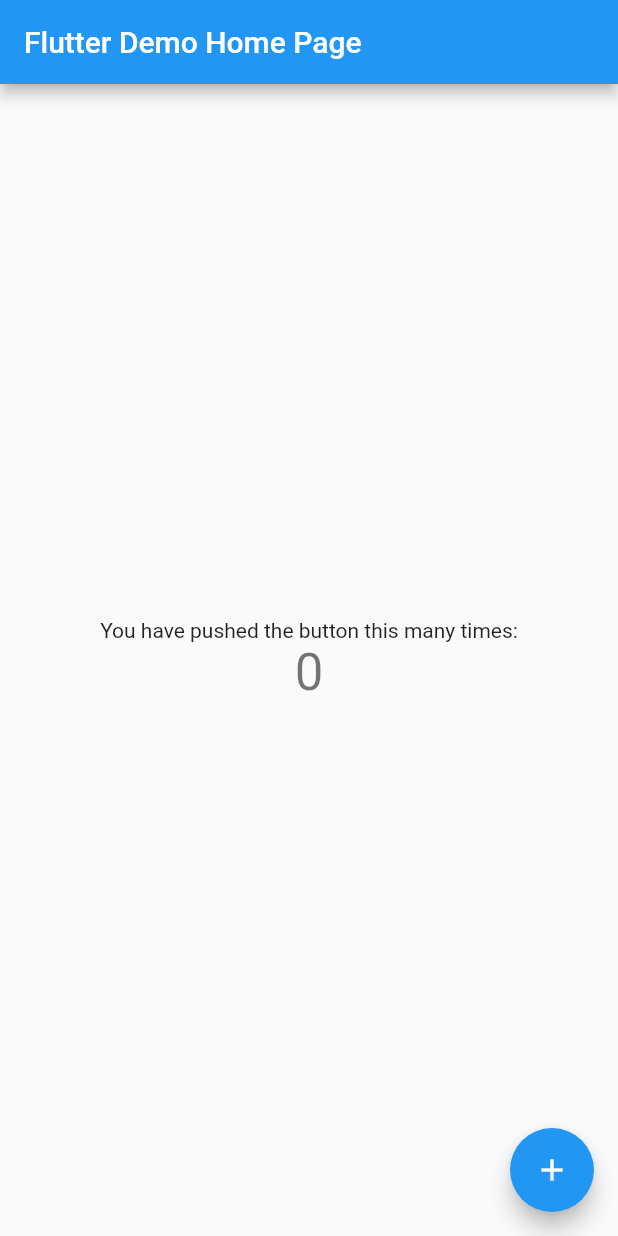
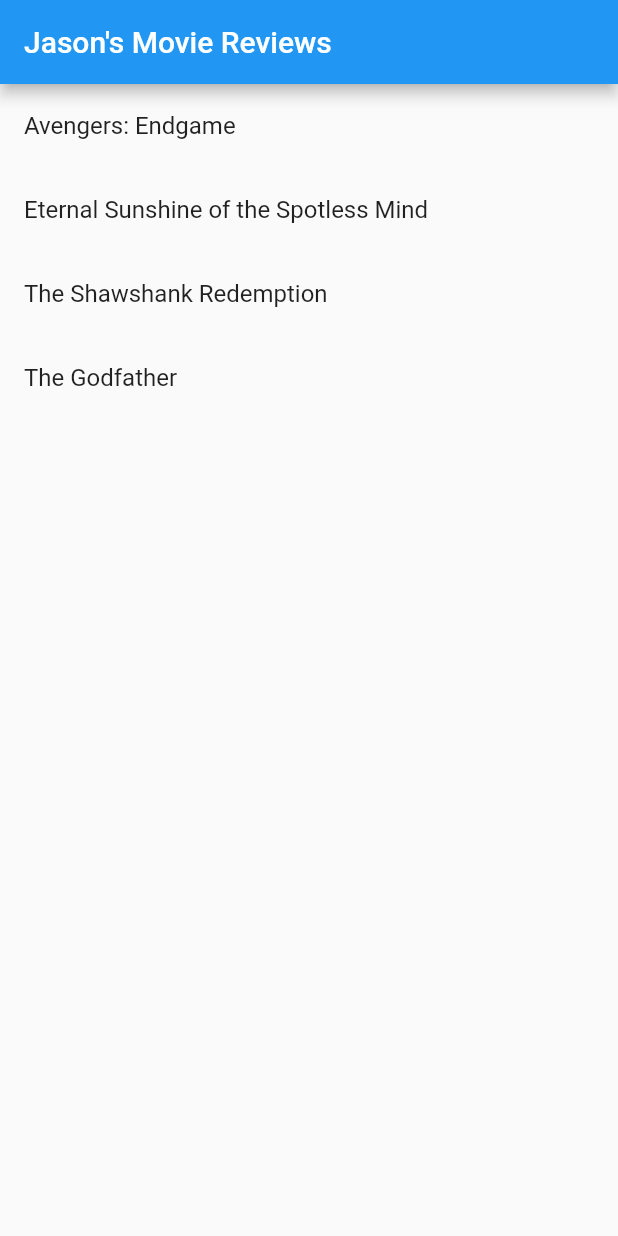
Before and after one commit to MisterJimson/flutter_seo_example, a Flutter app: the screen it shows after launch, on a phone screen of 412 x 824 dp. Run offline on Flutter 3.47's test engine with Material 2 defaults, Android fonts, the phone set to English and light mode, and no system bars; our stand-ins replace go_router.

Commit message:
feat: add basic pages

```diff
--- a/lib/main.dart
+++ b/lib/main.dart
@@ -1,115 +1,118 @@
 import 'package:flutter/material.dart';
+import 'package:go_router/go_router.dart';
 
-void main() {
-  runApp(const MyApp());
-}
+const String title = 'Jason\'s Movie Reviews';
 
-class MyApp extends StatelessWidget {
-  const MyApp({Key? key}) : super(key: key);
+void main() => runApp(App());
 
-  // This widget is the root of your application.
+class App extends StatelessWidget {
+  App({Key? key}) : super(key: key);
+
+  final _router = GoRouter(
+    routes: [
+      GoRoute(
+        path: '/',
+        builder: (context, state) => const HomePage(),
+      ),
+      GoRoute(
+        path: '/review/:slug',
+        builder: (context, state) {
+          final review =
+              reviews.firstWhere((r) => r.slug == state.params['slug']);
+          return ReviewPage(review: review);
+        },
+      ),
+    ],
+  );
+
   @override
   Widget build(BuildContext context) {
-    return MaterialApp(
-      title: 'Flutter Demo',
-      theme: ThemeData(
-        // This is the theme of your application.
-        //
-        // Try running your application with "flutter run". You'll see the
-        // application has a blue toolbar. Then, without quitting the app, try
-        // changing the primarySwatch below to Colors.green and then invoke
-        // "hot reload" (press "r" in the console where you ran "flutter run",
-        // or simply save your changes to "hot reload" in a Flutter IDE).
-        // Notice that the counter didn't reset back to zero; the application
-        // is not restarted.
-        primarySwatch: Colors.blue,
-      ),
-      home: const MyHomePage(title: 'Flutter Demo Home Page'),
+    return MaterialApp.router(
+      routeInformationParser: _router.routeInformationParser,
+      routerDelegate: _router.routerDelegate,
+      title: title,
     );
   }
 }
 
-class MyHomePage extends StatefulWidget {
-  const MyHomePage({Key? key, required this.title}) : super(key: key);
-
-  // This widget is the home page of your application. It is stateful, meaning
-  // that it has a State object (defined below) that contains fields that affect
-  // how it looks.
-
-  // This class is the configuration for the state. It holds the values (in this
-  // case the title) provided by the parent (in this case the App widget) and
-  // used by the build method of the State. Fields in a Widget subclass are
-  // always marked "final".
-
-  final String title;
-
-  @override
-  State<MyHomePage> createState() => _MyHomePageState();
-}
-
-class _MyHomePageState extends State<MyHomePage> {
-  int _counter = 0;
-
-  void _incrementCounter() {
-    setState(() {
-      // This call to setState tells the Flutter framework that something has
-      // changed in this State, which causes it to rerun the build method below
-      // so that the display can reflect the updated values. If we changed
-      // _counter without calling setState(), then the build method would not be
-      // called again, and so nothing would appear to happen.
-      _counter++;
-    });
-  }
+class HomePage extends StatelessWidget {
+  const HomePage({Key? key}) : super(key: key);
 
   @override
   Widget build(BuildContext context) {
-    // This method is rerun every time setState is called, for instance as done
-    // by the _incrementCounter method above.
-    //
-    // The Flutter framework has been optimized to make rerunning build methods
-    // fast, so that you can just rebuild anything that needs updating rather
-    // than having to individually change instances of widgets.
     return Scaffold(
-      appBar: AppBar(
-        // Here we take the value from the MyHomePage object that was created by
-        // the App.build method, and use it to set our appbar title.
-        title: Text(widget.title),
-      ),
-      body: Center(
-        // Center is a layout widget. It takes a single child and positions it
-        // in the middle of the parent.
+      appBar: AppBar(title: const Text(title)),
+      body: ListView.builder(
+          itemCount: reviews.length,
+          itemBuilder: (_, index) {
+            var review = reviews[index];
+            return ListTile(
+              title: Text(review.movieTitle),
+              onTap: () => context.push(
+                '/review/${review.slug}',
+              ),
+            );
+          }),
+    );
+  }
+}
+
+class ReviewPage extends StatelessWidget {
+  final MovieReview review;
+
+  const ReviewPage({
+    Key? key,
+    required this.review,
+  }) : super(key: key);
+
+  @override
+  Widget build(BuildContext context) {
+    return Scaffold(
+      appBar: AppBar(title: const Text(title)),
+      body: Padding(
+        padding: const EdgeInsets.all(8.0),
         child: Column(
-          // Column is also a layout widget. It takes a list of children and
-          // arranges them vertically. By default, it sizes itself to fit its
-          // children horizontally, and tries to be as tall as its parent.
-          //
-          // Invoke "debug painting" (press "p" in the console, choose the
-          // "Toggle Debug Paint" action from the Flutter Inspector in Android
-          // Studio, or the "Toggle Debug Paint" command in Visual Studio Code)
-          // to see the wireframe for each widget.
-          //
-          // Column has various properties to control how it sizes itself and
-          // how it positions its children. Here we use mainAxisAlignment to
-          // center the children vertically; the main axis here is the vertical
-          // axis because Columns are vertical (the cross axis would be
-          // horizontal).
-          mainAxisAlignment: MainAxisAlignment.center,
+          crossAxisAlignment: CrossAxisAlignment.start,
           children: <Widget>[
-            const Text(
-              'You have pushed the button this many times:',
+            Text(
+              review.movieTitle,
+              style: Theme.of(context).textTheme.headline3,
             ),
+            const SizedBox(height: 20),
             Text(
-              '$_counter',
-              style: Theme.of(context).textTheme.headline4,
+              review.review,
+              style: Theme.of(context).textTheme.bodyMedium,
             ),
           ],
         ),
       ),
-      floatingActionButton: FloatingActionButton(
-        onPressed: _incrementCounter,
-        tooltip: 'Increment',
-        child: const Icon(Icons.add),
-      ), // This trailing comma makes auto-formatting nicer for build methods.
     );
   }
 }
+
+class MovieReview {
+  final String slug;
+  final String movieTitle;
+  final String review;
+  final int rating;
+
+  const MovieReview(
+    this.slug,
+    this.movieTitle,
+    this.review,
+    this.rating,
+  );
+}
+
+const reviews = [
+  MovieReview('avengers-endgame', 'Avengers: Endgame',
+      'Great movie! Crazy start to finish!', 9),
+  MovieReview(
+      'eternal-Sunshine-of-the-spotless-mind',
+      'Eternal Sunshine of the Spotless Mind',
+      'Fantasic story, mind bending and amazing performances!',
+      9),
+  MovieReview('the-shawshank-redemption', 'The Shawshank Redemption',
+      'Great movie!', 9),
+  MovieReview('the-godfather', 'The Godfather', 'Great movie!', 9),
+];
--- a/pubspec.yaml
+++ b/pubspec.yaml
@@ -29,6 +29,8 @@ environment:
 dependencies:
   flutter:
     sdk: flutter
+
+  go_router: ^3.1.0
 
 dev_dependencies:
   flutter_test:
```
Also changed, not shown: pubspec.lock, 1 other file.
